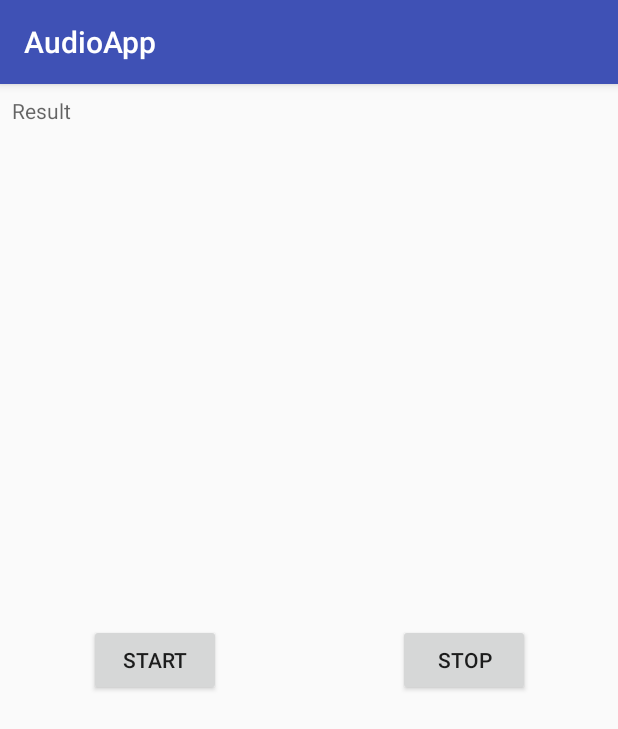
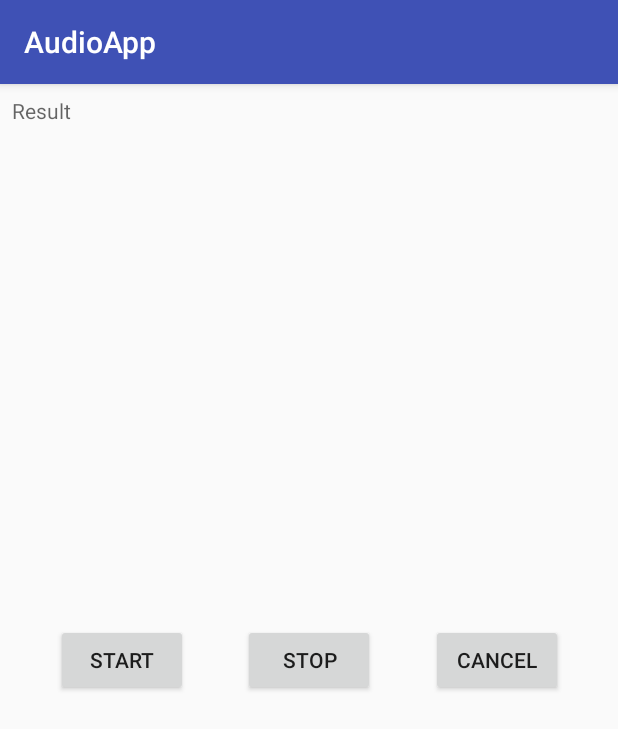
Before and after one commit to duanhong169/AudioMachine, an Android app: the screen it shows after launch (MainActivity), after a tap on "STOP", on a phone screen of 412 x 824 dp. Shown: the top 729 px of the screen. Run offline under Robolectric (Android 15) with nearby library versions, the phone set to English and light mode, and no system bars; our stand-ins replace ButterKnife, Timber; libraries missing offline, so code that uses them is left out: com.jakewharton.rxbinding2, com.tbruyelle.rxpermissions2; 5 statements that could not run were skipped.

Commit message:
Support cancel

```diff
--- a/app/src/main/java/top/defaults/audioapp/MainActivity.java
+++ b/app/src/main/java/top/defaults/audioapp/MainActivity.java
@@ -26,12 +26,17 @@ public class MainActivity extends AppCompatActivity {
     SpeechRecognizer speechRecognizer;
     RxPermissions rxPermissions;
 
+    @BindView(R.id.result) TextView result;
     @OnClick(R.id.stop) void stop() {
         if (speechRecognizer != null) {
             speechRecognizer.stopListening();
         }
     }
-    @BindView(R.id.result) TextView result;
+    @OnClick(R.id.cancel) void cancel() {
+        if (speechRecognizer != null) {
+            speechRecognizer.cancel();
+        }
+    }
 
     @SuppressLint("CheckResult")
     @Override
@@ -47,6 +52,9 @@ public class MainActivity extends AppCompatActivity {
                 .compose(rxPermissions.ensure(Manifest.permission.RECORD_AUDIO, Manifest.permission.WRITE_EXTERNAL_STORAGE))
                 .subscribe(granted -> {
                     if (granted) {
+                        if (speechRecognizer != null) {
+                            speechRecognizer.cancel();
+                        }
                         speechRecognizer = new SpeechRecognizer(this);
                         speechRecognizer.setRecognitionListener(new SpeechRecognizer.RecognitionListener() {
                             @Override
@@ -104,6 +112,7 @@ public class MainActivity extends AppCompatActivity {
 
                             }
                         });
+
                         Map<String, Object> params = new HashMap<>(10);
                         params.put(Keys.PACKAGE_SIZE, 4000);
                         params.put(Keys.THREAD_COUNT, 5);
--- a/app/src/main/res/layout/activity_main.xml
+++ b/app/src/main/res/layout/activity_main.xml
@@ -13,17 +13,8 @@
         android:layout_height="wrap_content"
         android:text="@string/start"
         app:layout_constraintBottom_toBottomOf="parent"
-        app:layout_constraintRight_toLeftOf="@id/centerAnchor"
+        app:layout_constraintRight_toLeftOf="@id/stop"
         app:layout_constraintLeft_toLeftOf="parent"
-        app:layout_constraintTop_toTopOf="parent"/>
-
-    <View
-        android:id="@+id/centerAnchor"
-        android:layout_width="1px"
-        android:layout_height="1px"
-        app:layout_constraintBottom_toBottomOf="parent"
-        app:layout_constraintLeft_toLeftOf="parent"
-        app:layout_constraintRight_toRightOf="parent"
         app:layout_constraintTop_toTopOf="parent"/>
 
     <Button
@@ -32,7 +23,17 @@
         android:layout_height="wrap_content"
         android:text="@string/stop"
         app:layout_constraintBottom_toBottomOf="parent"
-        app:layout_constraintLeft_toRightOf="@id/centerAnchor"
+        app:layout_constraintLeft_toLeftOf="parent"
+        app:layout_constraintRight_toRightOf="parent"
+        app:layout_constraintTop_toTopOf="parent"/>
+
+    <Button
+        android:id="@+id/cancel"
+        android:layout_width="wrap_content"
+        android:layout_height="wrap_content"
+        android:text="@string/cancel"
+        app:layout_constraintBottom_toBottomOf="parent"
+        app:layout_constraintLeft_toRightOf="@id/stop"
         app:layout_constraintRight_toRightOf="parent"
         app:layout_constraintTop_toTopOf="parent"/>
 
--- a/app/src/main/res/values/strings.xml
+++ b/app/src/main/res/values/strings.xml
@@ -2,5 +2,6 @@
     <string name="app_name">AudioApp</string>
     <string name="start">Start</string>
     <string name="stop">Stop</string>
+    <string name="cancel">Cancel</string>
     <string name="result">Result</string>
 </resources>
--- a/audio/src/main/java/top/defaults/audio/AudioMachine.java
+++ b/audio/src/main/java/top/defaults/audio/AudioMachine.java
@@ -195,7 +195,7 @@ class AudioMachine {
         if (isCanceled) {
             return;
         }
-        isCanceled = true;
+        cancel();
         Logger.logD("-------- onErrorDelegate() --------");
 
         if (eventListener != null) {
--- a/audio/src/main/java/top/defaults/audio/AudioProcessorImpl.java
+++ b/audio/src/main/java/top/defaults/audio/AudioProcessorImpl.java
@@ -37,6 +37,7 @@ public class AudioProcessorImpl implements AudioProcessor {
     AudioProcessorImpl(AudioProcessorDelegate delegate) {
         this.delegate = delegate;
         executorService = Executors.newFixedThreadPool(delegate.threadCount(), sThreadFactory);
+        audioBuffer = AudioBufferFactory.createAudioBuffer(OkioBuffer.class);
     }
 
     @Override
@@ -53,7 +54,6 @@ public class AudioProcessorImpl implements AudioProcessor {
         } else {
             return;
         }
-        audioBuffer = AudioBufferFactory.createAudioBuffer(OkioBuffer.class);
         delegate.initialize();
         composeThread = new ComposeThread();
         composeThread.start();
@@ -198,7 +198,7 @@ public class AudioProcessorImpl implements AudioProcessor {
 
     @Override
     public boolean isStopped() {
-        return isStopped;
+        return isStopped || isCanceled;
     }
 
     @Override
```
Also changed, not shown: audio/src/main/java/top/defaults/audio/SpeechRecognizer.java (+6 -77 lines).
